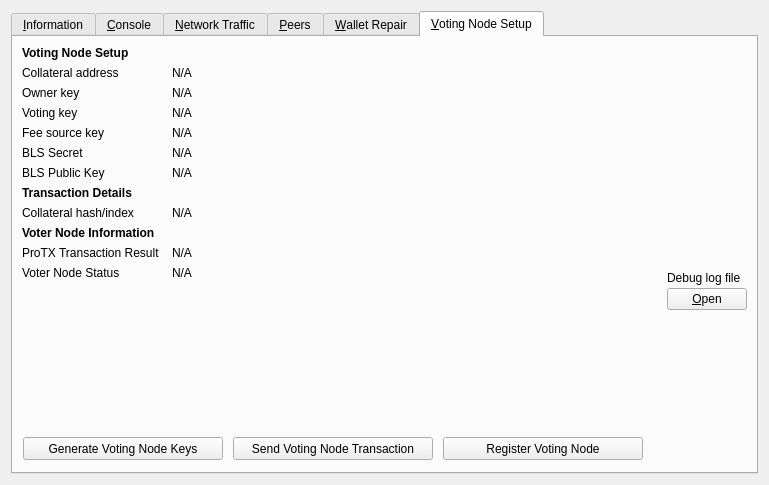
First picture: the form in src/qt/forms/debugwindow.ui, repository HistoriaOffical/historia, before the edit.
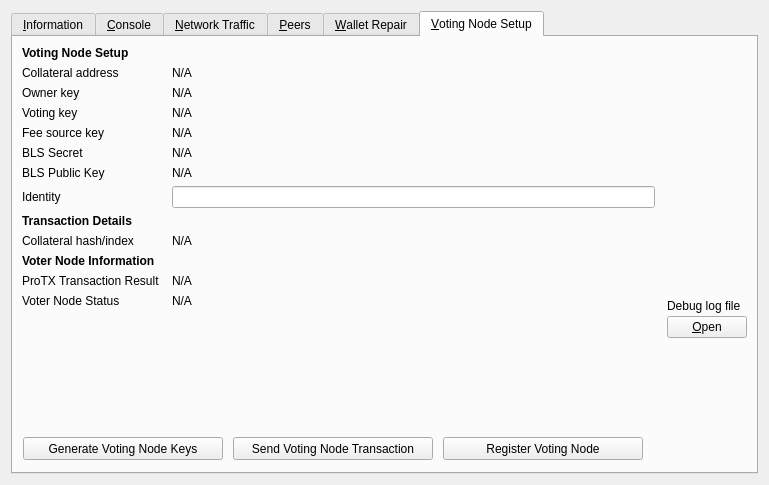
Second picture: the form after the edit. The open tabs and pages were chosen to show the change. Icons and pictures are not drawn. Custom widgets are drawn as their Qt base class.

Commit message: Add node identity in Voting Node Tab

Diff of the .ui file:
```diff
--- a/src/qt/forms/debugwindow.ui
+++ b/src/qt/forms/debugwindow.ui
@@ -1938,6 +1938,16 @@
         </widget>
        </item>
        <item row="7" column="0">
+        <widget class="QLabel" name="label">
+         <property name="text">
+          <string>Identity</string>
+         </property>
+        </widget>
+       </item>
+       <item row="7" column="1">
+         <widget class="QLineEdit" name="nodeId"/>
+       </item>
+       <item row="8" column="0">
            <widget class="QLabel" name="label_v3">
                <property name="font">
                    <font>
@@ -1950,14 +1960,14 @@
                </property>
            </widget>
        </item>
-       <item row="8" column="0">
+       <item row="9" column="0">
         <widget class="QLabel" name="label_collateralHash">
          <property name="text">
           <string>Collateral hash/index</string>
          </property>
         </widget>
        </item>
-       <item row="8" column="1" colspan="2">
+       <item row="9" column="1" colspan="2">
         <widget class="QLabel" name="collateralHash">
          <property name="cursor">
           <cursorShape>IBeamCursor</cursorShape>
@@ -1973,7 +1983,7 @@
          </property>
         </widget>
        </item>
-       <item row="11" column="0">
+       <item row="12" column="0">
         <widget class="QLabel" name="label_voterNodeInfo">
          <property name="font">
           <font>
@@ -1986,14 +1996,14 @@
          </property>
         </widget>
        </item>
-       <item row="12" column="0">
+       <item row="13" column="0">
         <widget class="QLabel" name="label_protxStaus">
          <property name="text">
           <string>ProTX Transaction Result</string>
          </property>
         </widget>
        </item>
-       <item row="12" column="1" colspan="2">
+       <item row="13" column="1" colspan="2">
         <widget class="QLabel" name="protxStatus">
          <property name="cursor">
           <cursorShape>IBeamCursor</cursorShape>
@@ -2009,14 +2019,14 @@
          </property>
         </widget>
        </item>
-       <item row="13" column="0">
+       <item row="14" column="0">
         <widget class="QLabel" name="label_voterNodeStatus">
          <property name="text">
           <string>Voter Node Status</string>
          </property>
         </widget>
        </item>
-       <item row="13" column="1" colspan="2">
+       <item row="14" column="1" colspan="2">
         <widget class="QLabel" name="voterNodeStatus">
          <property name="cursor">
           <cursorShape>IBeamCursor</cursorShape>
@@ -2032,7 +2042,7 @@
          </property>
         </widget>
        </item>
-       <item row="13" column="2" rowspan="3">
+       <item row="14" column="2" rowspan="3">
         <layout class="QVBoxLayout" name="verticalLayoutVNSDebugButton">
          <property name="spacing">
           <number>3</number>
```
The commit also changes 2 other files.
